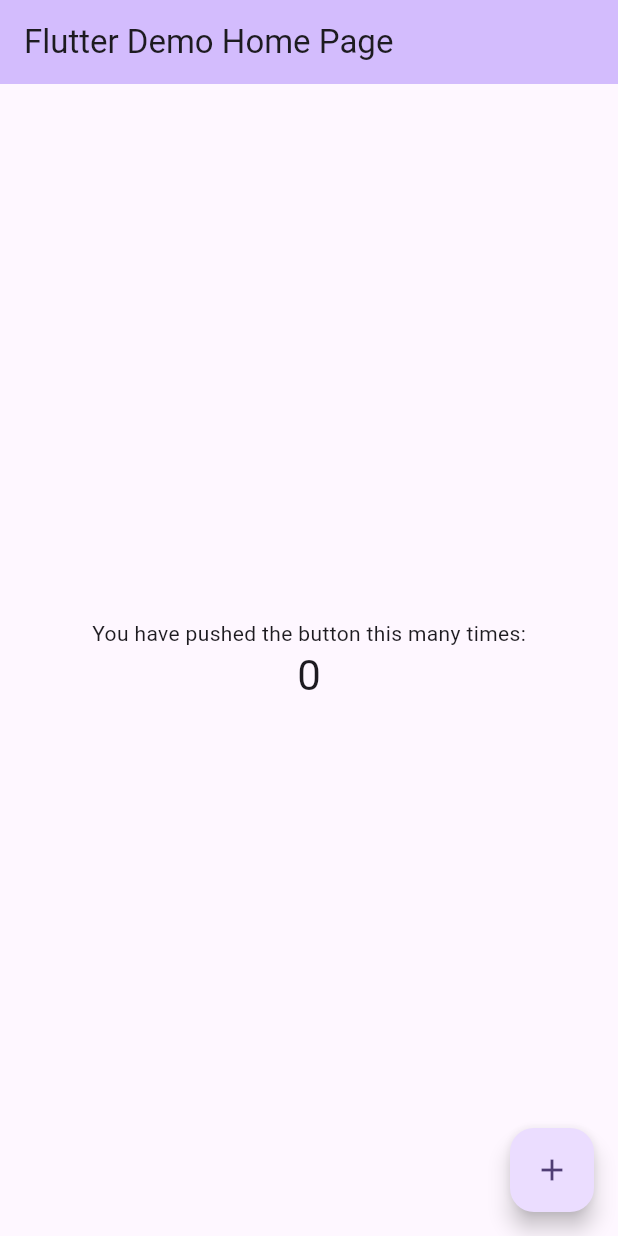
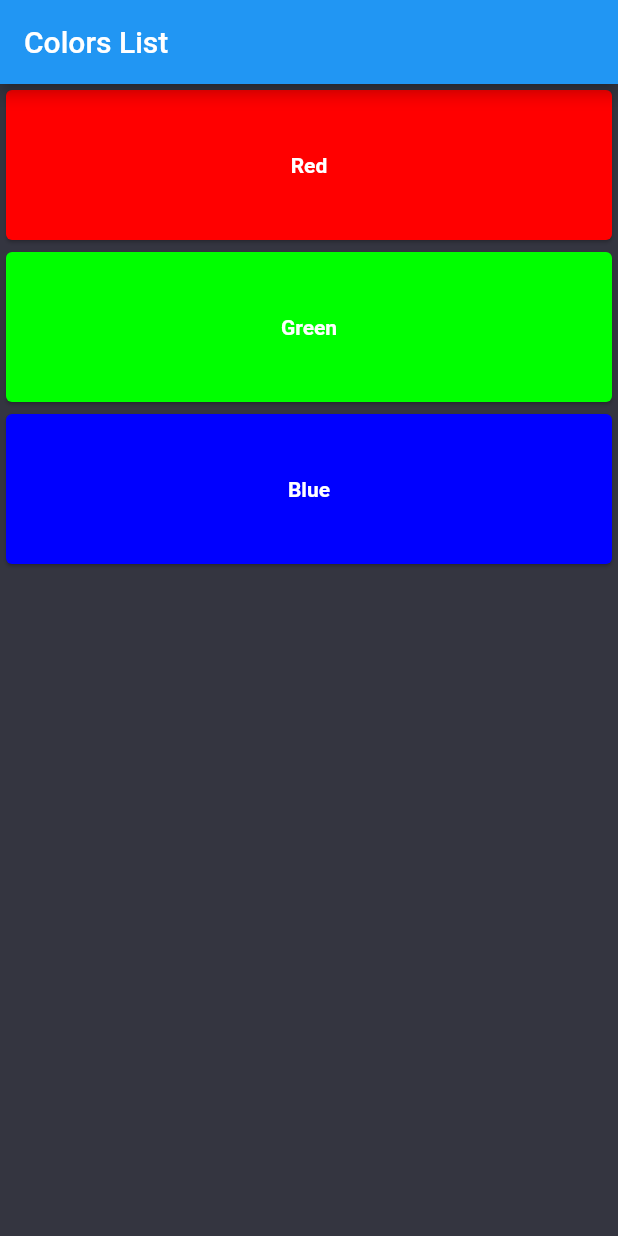
Before and after one commit to Waad-Raggam/colors-picker-app, a Flutter app: the screen it shows after launch, on a phone screen of 412 x 824 dp. Run offline on Flutter 3.47's test engine with Material 2 defaults, Android fonts, the light colour scheme and no system bars; our stand-ins replace flutter_bloc.

Commit message:
#1 - Implement initial color list screen
- Implemented the initial version of the color list screen using Bloc pattern with Flutter.
- The screen displays a list of colors fetched from hard-coded data upon app start.
- Used the ColorsListBloc to handle the state management.

```diff
--- /dev/null
+++ b/colors_app/lib/blocs/colors_list_bloc.dart
@@ -0,0 +1,28 @@
+import 'package:colors_app/blocs/colors_list_events.dart';
+import 'package:colors_app/blocs/colors_list_states.dart';
+import 'package:colors_app/models/colors_list_model.dart';
+import 'package:flutter_bloc/flutter_bloc.dart';
+
+class ColorsListBloc extends Bloc<ColorsListEvent, ColorsListState> {
+  List<ColorModel> colorsList = [];
+
+  ColorsListBloc() : super(ColorsListInitial()) {
+    on<LoadColorsListEvent>(_onLoadColorsListEvent);
+  }
+
+  void _onLoadColorsListEvent(
+      LoadColorsListEvent event, Emitter<ColorsListState> emit) async {
+    emit(ColorsListLoading());
+    try {
+      colorsList = [
+        ColorModel(name: 'Red', hexCode: '#FF0000', value: 0xFFFF0000),
+        ColorModel(name: 'Green', hexCode: '#00FF00', value: 0xFF00FF00),
+        ColorModel(name: 'Blue', hexCode: '#0000FF', value: 0xFF0000FF),
+      ];
+
+      emit(ColorsListLoaded(colorsList));
+    } catch (e) {
+      emit(ColorsListErrorState('Failed to load colors list: $e'));
+    }
+  }
+}
--- /dev/null
+++ b/colors_app/lib/blocs/colors_list_events.dart
@@ -0,0 +1,3 @@
+abstract class ColorsListEvent {}
+
+class LoadColorsListEvent extends ColorsListEvent {}
--- /dev/null
+++ b/colors_app/lib/blocs/colors_list_states.dart
@@ -0,0 +1,19 @@
+import 'package:colors_app/models/colors_list_model.dart';
+
+abstract class ColorsListState {}
+
+class ColorsListInitial extends ColorsListState {}
+
+class ColorsListLoading extends ColorsListState {}
+
+class ColorsListLoaded extends ColorsListState {
+  final List<ColorModel> colors;
+
+  ColorsListLoaded(this.colors);
+}
+
+class ColorsListErrorState extends ColorsListState {
+  final String errorMessage;
+
+  ColorsListErrorState(this.errorMessage);
+}
--- a/colors_app/lib/main.dart
+++ b/colors_app/lib/main.dart
@@ -1,125 +1,25 @@
+import 'package:colors_app/blocs/colors_list_bloc.dart';
+import 'package:colors_app/blocs/colors_list_events.dart';
+import 'package:colors_app/screens/colors_list_screen.dart';
 import 'package:flutter/material.dart';
+import 'package:flutter_bloc/flutter_bloc.dart';
 
 void main() {
-  runApp(const MyApp());
+  runApp(MyApp());
 }
 
 class MyApp extends StatelessWidget {
-  const MyApp({super.key});
-
-  // This widget is the root of your application.
   @override
   Widget build(BuildContext context) {
     return MaterialApp(
-      title: 'Flutter Demo',
+      title: 'Colors App',
       theme: ThemeData(
-        // This is the theme of your application.
-        //
-        // TRY THIS: Try running your application with "flutter run". You'll see
-        // the application has a blue toolbar. Then, without quitting the app,
-        // try changing the seedColor in the colorScheme below to Colors.green
-        // and then invoke "hot reload" (save your changes or press the "hot
-        // reload" button in a Flutter-supported IDE, or press "r" if you used
-        // the command line to start the app).
-        //
-        // Notice that the counter didn't reset back to zero; the application
-        // state is not lost during the reload. To reset the state, use hot
-        // restart instead.
-        //
-        // This works for code too, not just values: Most code changes can be
-        // tested with just a hot reload.
-        colorScheme: ColorScheme.fromSeed(seedColor: Colors.deepPurple),
-        useMaterial3: true,
+        scaffoldBackgroundColor: const Color(0xFF343540),
       ),
-      home: const MyHomePage(title: 'Flutter Demo Home Page'),
+      home: BlocProvider(
+        create: (context) => ColorsListBloc()..add(LoadColorsListEvent()),
+        child: ColorsListScreen(),
+      ),
     );
   }
 }
-
-class MyHomePage extends StatefulWidget {
-  const MyHomePage({super.key, required this.title});
-
-  // This widget is the home page of your application. It is stateful, meaning
-  // that it has a State object (defined below) that contains fields that affect
-  // how it looks.
-
-  // This class is the configuration for the state. It holds the values (in this
-  // case the title) provided by the parent (in this case the App widget) and
-  // used by the build method of the State. Fields in a Widget subclass are
-  // always marked "final".
-
-  final String title;
-
-  @override
-  State<MyHomePage> createState() => _MyHomePageState();
-}
-
-class _MyHomePageState extends State<MyHomePage> {
-  int _counter = 0;
-
-  void _incrementCounter() {
-    setState(() {
-      // This call to setState tells the Flutter framework that something has
-      // changed in this State, which causes it to rerun the build method below
-      // so that the display can reflect the updated values. If we changed
-      // _counter without calling setState(), then the build method would not be
-      // called again, and so nothing would appear to happen.
-      _counter++;
-    });
-  }
-
-  @override
-  Widget build(BuildContext context) {
-    // This method is rerun every time setState is called, for instance as done
-    // by the _incrementCounter method above.
-    //
-    // The Flutter framework has been optimized to make rerunning build methods
-    // fast, so that you can just rebuild anything that needs updating rather
-    // than having to individually change instances of widgets.
-    return Scaffold(
-      appBar: AppBar(
-        // TRY THIS: Try changing the color here to a specific color (to
-        // Colors.amber, perhaps?) and trigger a hot reload to see the AppBar
-        // change color while the other colors stay the same.
-        backgroundColor: Theme.of(context).colorScheme.inversePrimary,
-        // Here we take the value from the MyHomePage object that was created by
-        // the App.build method, and use it to set our appbar title.
-        title: Text(widget.title),
-      ),
-      body: Center(
-        // Center is a layout widget. It takes a single child and positions it
-        // in the middle of the parent.
-        child: Column(
-          // Column is also a layout widget. It takes a list of children and
-          // arranges them vertically. By default, it sizes itself to fit its
-          // children horizontally, and tries to be as tall as its parent.
-          //
-          // Column has various properties to control how it sizes itself and
-          // how it positions its children. Here we use mainAxisAlignment to
-          // center the children vertically; the main axis here is the vertical
-          // axis because Columns are vertical (the cross axis would be
-          // horizontal).
-          //
-          // TRY THIS: Invoke "debug painting" (choose the "Toggle Debug Paint"
-          // action in the IDE, or press "p" in the console), to see the
-          // wireframe for each widget.
-          mainAxisAlignment: MainAxisAlignment.center,
-          children: <Widget>[
-            const Text(
-              'You have pushed the button this many times:',
-            ),
-            Text(
-              '$_counter',
-              style: Theme.of(context).textTheme.headlineMedium,
-            ),
-          ],
-        ),
-      ),
-      floatingActionButton: FloatingActionButton(
-        onPressed: _incrementCounter,
-        tooltip: 'Increment',
-        child: const Icon(Icons.add),
-      ), // This trailing comma makes auto-formatting nicer for build methods.
-    );
-  }
-}
--- /dev/null
+++ b/colors_app/lib/models/colors_list_model.dart
@@ -0,0 +1,15 @@
+class ColorModel {
+  final String name;
+  final String hexCode;
+  final int value;
+
+  ColorModel({required this.name, required this.hexCode, required this.value});
+
+  factory ColorModel.fromJson(Map<String, dynamic> json) {
+    return ColorModel(
+      name: json['name'] ?? '',
+      hexCode: json['hex'] ?? '',
+      value: int.parse(json['value'].substring(1), radix: 16),
+    );
+  }
+}
--- /dev/null
+++ b/colors_app/lib/screens/colors_list_screen.dart
@@ -0,0 +1,39 @@
+import 'package:colors_app/blocs/colors_list_bloc.dart';
+import 'package:colors_app/blocs/colors_list_states.dart';
+import 'package:colors_app/utils/color_card.dart';
+import 'package:flutter/material.dart';
+import 'package:flutter_bloc/flutter_bloc.dart';
+
+class ColorsListScreen extends StatelessWidget {
+  @override
+  Widget build(BuildContext context) {
+    return Scaffold(
+      appBar: AppBar(
+        title: const Text('Colors List'),
+      ),
+      body: BlocBuilder<ColorsListBloc, ColorsListState>(
+        builder: (context, state) {
+          if (state is ColorsListLoading) {
+            return const Center(
+              child: CircularProgressIndicator(),
+            );
+          } else if (state is ColorsListLoaded) {
+            return ListView.builder(
+              itemCount: state.colors.length,
+              itemBuilder: (context, index) {
+                final color = state.colors[index];
+                return ColorCard(color: color);
+              },
+            );
+          } else if (state is ColorsListErrorState) {
+            return Center(
+              child: Text('Error: ${state.errorMessage}'),
+            );
+          } else {
+            return Container();
+          }
+        },
+      ),
+    );
+  }
+}
--- /dev/null
+++ b/colors_app/lib/utils/color_card.dart
@@ -0,0 +1,26 @@
+import 'package:colors_app/models/colors_list_model.dart';
+import 'package:flutter/material.dart';
+
+class ColorCard extends StatelessWidget {
+  final ColorModel color;
+
+  ColorCard({required this.color});
+
+  @override
+  Widget build(BuildContext context) {
+    return Card(
+      color: Color(color.value),
+      child: Container(
+        height: 100,
+        alignment: Alignment.center,
+        child: Text(
+          color.name,
+          style: const TextStyle(
+            color: Colors.white,
+            fontWeight: FontWeight.bold,
+          ),
+        ),
+      ),
+    );
+  }
+}
--- a/colors_app/pubspec.yaml
+++ b/colors_app/pubspec.yaml
@@ -30,6 +30,8 @@ environment:
 dependencies:
   flutter:
     sdk: flutter
+  flutter_bloc: ^8.1.3
+  http: ^0.13.4
 
 
   # The following adds the Cupertino Icons font to your application.
```
